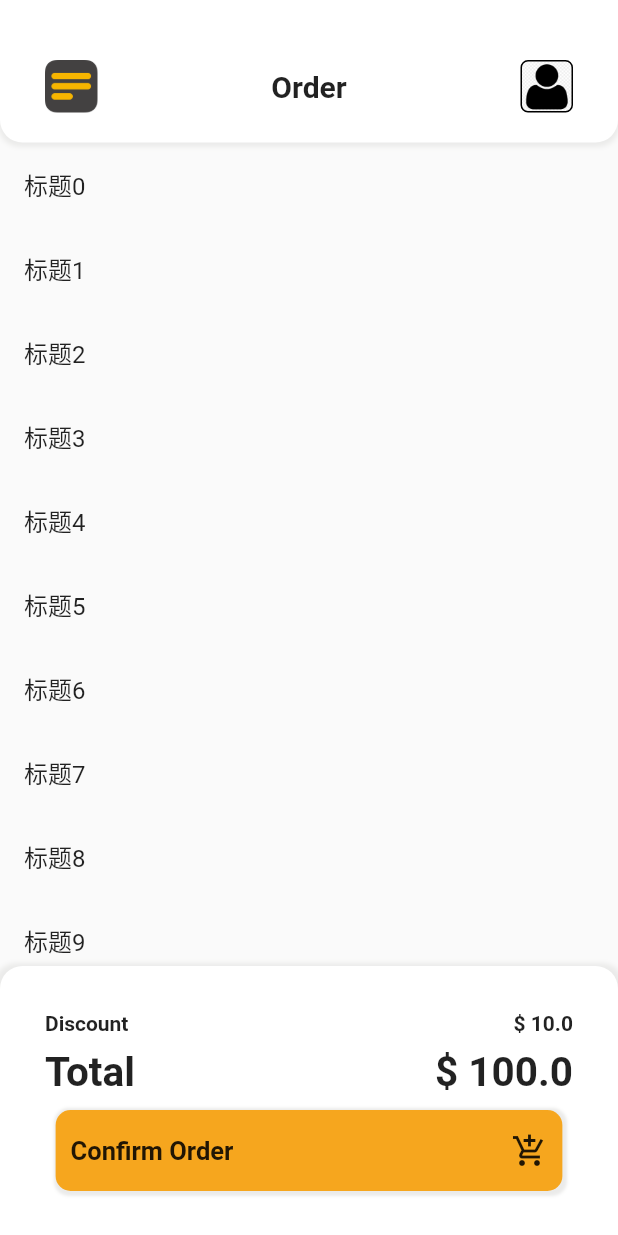
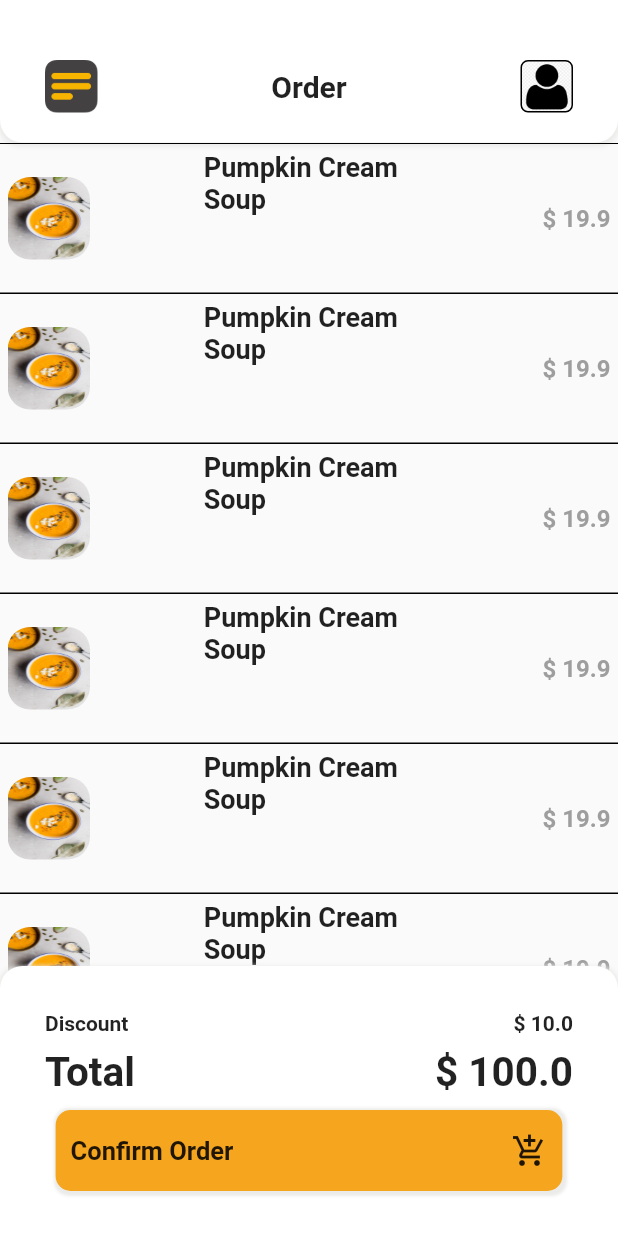
Before and after one commit to TingzhouJia/Chi_Food, a Flutter app: the screen it shows after launch, on a phone screen of 412 x 824 dp. Run offline on Flutter 3.47's test engine with Material 2 defaults, Android fonts, the phone set to English and light mode, and no system bars; drawn by our look-alikes of flutter_slidable; our stand-ins replace built_value, firebase_auth, flutter_screenutil, flutter_swiper; missing offline and left inert: flutter_page_indicator; accounts and stored records are empty; generated files the repository leaves out were written again.

Commit message:
fix ui order

```diff
--- a/lib/ui/pages/order.dart
+++ b/lib/ui/pages/order.dart
@@ -1,6 +1,8 @@
 import 'package:chifood/ui/widgets/couponSliverOrderList.dart';
 import 'package:flutter/cupertino.dart';
 import 'package:flutter/material.dart';
+import 'package:flutter/rendering.dart';
+import 'package:flutter_slidable/flutter_slidable.dart';
 
 class OrderPage extends StatefulWidget {
   final void Function() callback;
@@ -12,6 +14,35 @@ class OrderPage extends StatefulWidget {
 }
 
 class _OrderPageState extends State<OrderPage> {
+  SlidableState state;
+  SlidableController slidableController;
+
+  @override
+  void initState() {
+    // TODO: implement initState
+    super.initState();
+    state = new SlidableState();
+    slidableController = SlidableController(
+//      onSlideAnimationChanged: handleSlideAnimationChanged,
+//      onSlideIsOpenChanged: handleSlideIsOpenChanged,
+    );
+  }
+
+  static Widget _getActionPane(int index) {
+    switch (index % 4) {
+      case 0:
+        return SlidableBehindActionPane();
+      case 1:
+        return SlidableStrechActionPane();
+      case 2:
+        return SlidableScrollActionPane();
+      case 3:
+        return SlidableDrawerActionPane();
+      default:
+        return null;
+    }
+  }
+
   @override
   Widget build(BuildContext context) {
     return Scaffold(
@@ -19,44 +50,61 @@ class _OrderPageState extends State<OrderPage> {
         top: false,
         bottom: false,
         child: Container(
-          height: MediaQuery.of(context).size.height,
+          height: MediaQuery
+              .of(context)
+              .size
+              .height,
           child: Stack(
             children: <Widget>[
               Column(
                 mainAxisSize: MainAxisSize.min,
                 children: <Widget>[
                   Container(
-                    padding: EdgeInsets.only(left: 30.0,right:30,top: 40.0,bottom: 20),
+                    padding: EdgeInsets.only(
+                        left: 30.0, right: 30, top: 40.0, bottom: 20),
                     decoration: BoxDecoration(
                         color: Colors.white,
                         boxShadow: [
-                          BoxShadow(color: Color(0xffebebea),blurRadius: 2.0,spreadRadius: 1.0,offset: Offset(0,2.0))
+                          BoxShadow(color: Color(0xffebebea),
+                              blurRadius: 2.0,
+                              spreadRadius: 1.0,
+                              offset: Offset(0, 2.0))
                         ],
                         //border: Border(bottom: BorderSide(color: Color(0xffb0b1b0)))
-                        borderRadius: BorderRadius.only(bottomLeft: Radius.circular(15.0),bottomRight: Radius.circular(15.0))
+                        borderRadius: BorderRadius.only(
+                            bottomLeft: Radius.circular(15.0),
+                            bottomRight: Radius.circular(15.0))
                     ),
                     child: Row(
                       mainAxisAlignment: MainAxisAlignment.spaceBetween,
                       children: <Widget>[
                         GestureDetector(
-                          onTap:(){widget.callback();},
+                          onTap: () {
+                            widget.callback();
+                          },
                           child: Container(
                               width: 35.0,
                               height: 35.0,
                               decoration: BoxDecoration(
-                                  borderRadius: BorderRadius.all(Radius.circular(5.0)),
-                                  image: DecorationImage(image: AssetImage('assets/icon/menu.png',),fit: BoxFit.cover)
+                                  borderRadius: BorderRadius.all(
+                                      Radius.circular(5.0)),
+                                  image: DecorationImage(image: AssetImage(
+                                    'assets/icon/menu.png',), fit: BoxFit.cover)
                               )
                           ),
                         ),
-                        Text('Order',style: TextStyle(fontWeight: FontWeight.bold,fontSize: 20.0),),
+                        Text('Order', style: TextStyle(fontWeight: FontWeight
+                            .bold, fontSize: 20.0),),
                         Container(
                           width: 35.0,
                           height: 35.0,
                           decoration: BoxDecoration(
                               border: Border.all(),
-                              borderRadius: BorderRadius.all(Radius.circular(5.0)),
-                              image: DecorationImage(image: AssetImage('assets/img/default_user.jpg',),fit: BoxFit.cover)
+                              borderRadius: BorderRadius.all(
+                                  Radius.circular(5.0)),
+                              image: DecorationImage(image: AssetImage(
+                                'assets/img/default_user.jpg',),
+                                  fit: BoxFit.cover)
                           ),
                         )
                       ],
@@ -65,7 +113,79 @@ class _OrderPageState extends State<OrderPage> {
                   Expanded(
                     child: ListView.builder(
                       itemBuilder: (BuildContext context, int index) {
-                        return ListTile(title:Text( "标题$index"),);
+                        return Slidable(
+                            actionExtentRatio: 0.25,
+                            actionPane: SlidableScrollActionPane(),
+                          key: Key('key$index'),
+                            dismissal: SlidableDismissal(
+                              child: SlidableDrawerDismissal(),
+                              closeOnCanceled: true,
+                            ),
+                          secondaryActions: <Widget>[
+
+                            Container(
+                              margin: EdgeInsets.only(
+                                  top: 5.0, bottom: 5.0, right: 5.0, left: 5.0),
+                              padding: EdgeInsets.symmetric(
+                                  horizontal: 20.0, vertical: 10.0),
+                              decoration: BoxDecoration(
+                                  color: Colors.red,
+                                  borderRadius: BorderRadius.all(Radius.circular(20.0)),
+                                  boxShadow: [
+                                    BoxShadow(
+                                        color: Color(0xfff0efef),
+                                        blurRadius: 5.0,
+                                        offset: Offset(3.0, 3.0))
+                                  ]),
+                              child: IconSlideAction(
+                                caption: 'Delete',
+                                color: Colors.red,
+                                icon: Icons.delete,
+                                onTap: (){
+                                },
+                                closeOnTap: true,
+                              ),
+                            ),
+
+                          ],
+                          closeOnScroll: true,
+                          child: GestureDetector(
+
+                            child: Container(
+                              height: 100,
+                             decoration: BoxDecoration(
+                               border: Border(top: BorderSide())
+                             ),
+                              padding: EdgeInsets.all(5.0),
+                              child: Row(
+                                mainAxisAlignment: MainAxisAlignment.spaceBetween,
+                                crossAxisAlignment: CrossAxisAlignment.center,
+                                children: <Widget>[
+                                    Container(
+                                      decoration: BoxDecoration(
+                                        borderRadius: BorderRadius.all(Radius.circular(15.0)),
+                                        image: DecorationImage(image: AssetImage('assets/img/guide2.jpeg'),fit: BoxFit.fill)
+                                      ),
+                                      width: 55.0,
+                                      height: 55.0,
+                                    ),
+                                  Column(
+                                    crossAxisAlignment: CrossAxisAlignment.center,
+                                    mainAxisAlignment: MainAxisAlignment.spaceBetween,
+
+                                    children: <Widget>[
+                                          ConstrainedBox(
+                                            constraints: BoxConstraints(maxWidth: 150),
+                                            child: Text('Pumpkin Cream Soup',style: TextStyle(fontWeight: FontWeight.bold,fontSize: 18.0),),
+                                          )
+                                    ],
+                                  ),
+                                  Text('\$ 19.9',style: TextStyle(color: Colors.grey,fontWeight: FontWeight.bold,fontSize: 16.0),)
+                                ],
+                              ),
+                            ),
+                          ),
+                        );
                       },
                       itemCount: 50,
                     ),
@@ -80,12 +200,18 @@ class _OrderPageState extends State<OrderPage> {
                 right: 0,
                 child: Container(
                   height: 180,
-                  padding: EdgeInsets.symmetric(vertical: 30.0,horizontal: 30.0),
+                  padding: EdgeInsets.symmetric(
+                      vertical: 30.0, horizontal: 30.0),
                   decoration: BoxDecoration(
                       color: Colors.white,
-                    borderRadius: BorderRadius.only(topRight: Radius.circular(15.0),topLeft:Radius.circular(15.0)),
+                      borderRadius: BorderRadius.only(
+                          topRight: Radius.circular(15.0),
+                          topLeft: Radius.circular(15.0)),
                       boxShadow: [
-                      BoxShadow(color: Color(0xffebebea),blurRadius: 2.0,spreadRadius: 4.0,offset: Offset(0,2.0))
+                        BoxShadow(color: Color(0xffebebea),
+                            blurRadius: 2.0,
+                            spreadRadius: 2.0,
+                            offset: Offset(0, 2.0))
                       ]
                     //border: Border(top: BorderSide(color: Color(0xffb0b1b0)))
                   ),
@@ -96,36 +222,52 @@ class _OrderPageState extends State<OrderPage> {
                       Row(
                         mainAxisAlignment: MainAxisAlignment.spaceBetween,
                         children: <Widget>[
-                          Text('Discount',style: TextStyle(fontWeight: FontWeight.w600,fontSize: 14.0),),
-                          Text('\$ 10.0',style: TextStyle(fontWeight: FontWeight.w600,fontSize: 14.0),)
+                          Text('Discount', style: TextStyle(
+                              fontWeight: FontWeight.w600, fontSize: 14.0),),
+                          Text('\$ 10.0', style: TextStyle(
+                              fontWeight: FontWeight.w600, fontSize: 14.0),)
                         ],
                       ),
                       Row(
                         mainAxisAlignment: MainAxisAlignment.spaceBetween,
                         children: <Widget>[
-                          Text('Total',style: TextStyle(fontWeight: FontWeight.bold,fontSize: 27.0),),
-                          Text('\$ 100.0',style: TextStyle(fontWeight: FontWeight.bold,fontSize: 27.0),)
+                          Text('Total', style: TextStyle(
+                              fontWeight: FontWeight.bold, fontSize: 27.0),),
+                          Text('\$ 100.0', style: TextStyle(
+                              fontWeight: FontWeight.bold, fontSize: 27.0),)
                         ],
                       ),
                       Row(
                         mainAxisAlignment: MainAxisAlignment.center,
                         children: <Widget>[
                           Container(
-                            width:MediaQuery.of(context).size.width*0.82,
-                            padding:EdgeInsets.symmetric(horizontal: 10.0,vertical: 15.0),
+                            width: MediaQuery
+                                .of(context)
+                                .size
+                                .width * 0.82,
+                            padding: EdgeInsets.symmetric(
+                                horizontal: 10.0, vertical: 15.0),
                             decoration: BoxDecoration(
-                                color: Theme.of(context).primaryColor,
-                                borderRadius: BorderRadius.all(Radius.circular(10.0)),
+                                color: Theme
+                                    .of(context)
+                                    .primaryColor,
+                                borderRadius: BorderRadius.all(
+                                    Radius.circular(10.0)),
                                 boxShadow: [
                                   BoxShadow(
-                                    color: Color(0xffebebea),blurRadius: 1.0,spreadRadius: 2.0,offset: Offset(1.0,1.0)
+                                      color: Color(0xffebebea),
+                                      blurRadius: 1.0,
+                                      spreadRadius: 2.0,
+                                      offset: Offset(1.0, 1.0)
                                   )
                                 ]
                             ),
                             child: Row(
                               mainAxisAlignment: MainAxisAlignment.spaceBetween,
                               children: <Widget>[
-                                Text('Confirm Order',style: TextStyle(fontWeight: FontWeight.bold,fontSize: 17.0),),
+                                Text('Confirm Order', style: TextStyle(
+                                    fontWeight: FontWeight.bold,
+                                    fontSize: 17.0),),
                                 Icon(Icons.add_shopping_cart)
                               ],
                             ),
```
Lines whose indentation alone changed are shown as unchanged.
